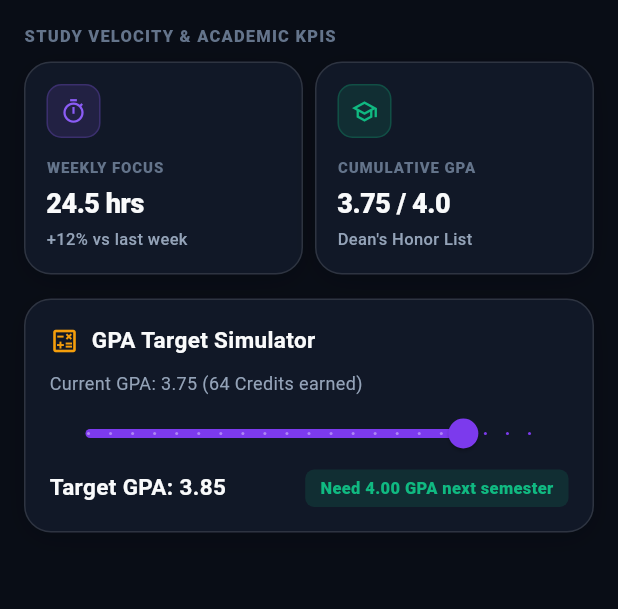
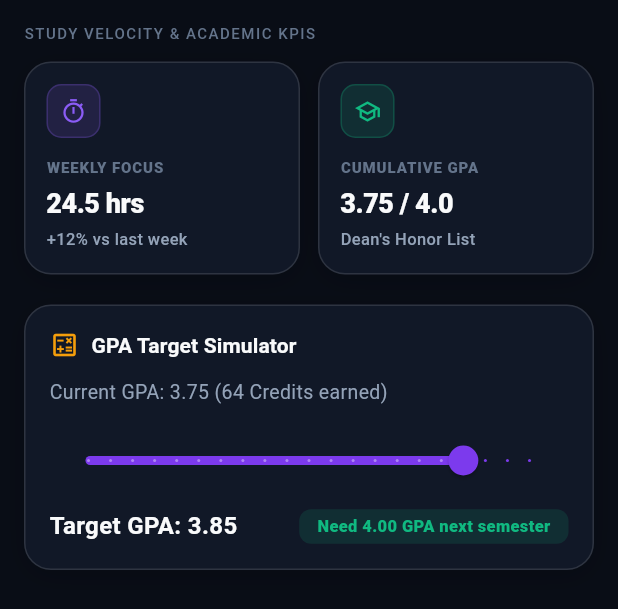
Before and after one commit to rizzqimln/pocketsly, a Flutter app: the PerformanceAnalyticsView widget shown alone on an empty page, opened directly, on a phone screen of 412 x 824 dp. Shown: the top 609 px of the screen. Run offline on Flutter 3.47's test engine with Material 3 defaults, Android fonts, the phone set to English and light mode, and no system bars; our stand-ins replace flutter_secure_storage, google_fonts, image_picker, shared_preferences; accounts and stored records are empty; network calls fail.

Commit message:
feat: redesign Labs section with design system, add Performance tab, fix website build, push v1.0.1
- CurriculumView: migrated to design system tokens (AppSpacing, AppTypography, AppButtonStyles, AppInputStyles, AppSemanticColors)
- Added 9th PerformanceAnalyticsView tab (wired in)
- Added AutomaticKeepAliveClientMixin to preserve tab state (quiz progress, SQL results, sort animations)
- Removed emoji from tab labels (moved to content headers for a11y)
- Fixed preset chips: Material-wrapped, 48px touch targets, proper ripple feedback
- Updated _SqlD1SandboxComponent with design system tokens
- Updated PerformanceAnalyticsView with design system tokens
- Fixed website static build (python3 scripts/build.py)
- Built release APK (54.5 MB)

Court verdict: GO (7.7/10) - conditional on scope limits

```diff
--- a/mobile/lib/views/curriculum/performance_analytics_view.dart
+++ b/mobile/lib/views/curriculum/performance_analytics_view.dart
@@ -1,5 +1,6 @@
 import 'package:flutter/material.dart';
 import '../../core/theme/app_colors.dart';
+import '../../core/theme/design_system.dart';
 import '../../widgets/glass_card.dart';
 import '../../widgets/kpi_card.dart';
 
@@ -25,15 +26,19 @@ class _PerformanceAnalyticsViewState extends State<PerformanceAnalyticsView> {
 
   @override
   Widget build(BuildContext context) {
+    final canAchieve = _requiredNextGpa <= 4.0;
+    final statusColor = canAchieve ? AppSemanticColors.success : AppSemanticColors.danger;
+
     return ListView(
-      padding: const EdgeInsets.all(16),
+      padding: const EdgeInsets.all(AppSpacing.screenPadding),
       children: [
-        const Text(
+        Text(
           'STUDY VELOCITY & ACADEMIC KPIS',
-          style: TextStyle(color: AppColors.textMuted, fontSize: 11, fontWeight: FontWeight.w800, letterSpacing: 0.8),
+          style: AppTypography.overline.copyWith(color: AppSemanticColors.textMuted),
         ),
-        const SizedBox(height: 8),
-        const Row(
+        const SizedBox(height: AppSpacing.md),
+
+        Row(
           children: [
             Expanded(
               child: KpiCard(
@@ -44,64 +49,74 @@ class _PerformanceAnalyticsViewState extends State<PerformanceAnalyticsView> {
                 iconColor: AppColors.primaryLight,
               ),
             ),
-            SizedBox(width: 8),
+            const SizedBox(width: AppSpacing.md),
             Expanded(
               child: KpiCard(
                 title: 'Cumulative GPA',
                 value: '3.75 / 4.0',
                 subtitle: "Dean's Honor List",
                 icon: Icons.school_outlined,
-                iconColor: AppColors.success,
+                iconColor: AppSemanticColors.success,
               ),
             ),
           ],
         ),
-        const SizedBox(height: 16),
+        const SizedBox(height: AppSpacing.xl),
 
         // ── GPA Target Simulator ─────────────────────────────────────────────
         GlassCard(
           child: Column(
             crossAxisAlignment: CrossAxisAlignment.start,
             children: [
-              const Row(
+              Row(
                 children: [
-                  Icon(Icons.calculate_outlined, color: AppColors.warning, size: 20),
-                  SizedBox(width: 8),
+                  Icon(Icons.calculate_outlined, color: AppSemanticColors.warning, size: 20),
+                  const SizedBox(width: AppSpacing.sm),
                   Text(
                     'GPA Target Simulator',
-                    style: TextStyle(fontWeight: FontWeight.w700, color: AppColors.textPrimary, fontSize: 15),
+                    style: AppTypography.subheading.copyWith(color: AppSemanticColors.textPrimary),
                   ),
                 ],
               ),
-              const SizedBox(height: 8),
+              const SizedBox(height: AppSpacing.md),
               Text(
                 'Current GPA: ${_currentGpa.toStringAsFixed(2)} (${_currentCredits.toInt()} Credits earned)',
-                style: const TextStyle(color: AppColors.textSecondary, fontSize: 12),
+                style: AppTypography.bodySmall.copyWith(color: AppSemanticColors.textSecondary),
               ),
+              const SizedBox(height: AppSpacing.md),
               Slider(
                 value: _targetGpa,
                 min: 3.0,
                 max: 4.0,
                 divisions: 20,
-                activeColor: AppColors.primary,
+                activeColor: AppSemanticColors.primary,
                 label: _targetGpa.toStringAsFixed(2),
                 onChanged: (val) => setState(() => _targetGpa = val),
               ),
+              const SizedBox(height: AppSpacing.sm),
               Row(
                 mainAxisAlignment: MainAxisAlignment.spaceBetween,
                 children: [
-                  Text('Target GPA: ${_targetGpa.toStringAsFixed(2)}', style: const TextStyle(fontWeight: FontWeight.w700, color: AppColors.textPrimary)),
+                  Text(
+                    'Target GPA: ${_targetGpa.toStringAsFixed(2)}',
+                    style: AppTypography.bodyLarge.copyWith(
+                      color: AppSemanticColors.textPrimary,
+                      fontWeight: FontWeight.w700,
+                    ),
+                  ),
                   Container(
-                    padding: const EdgeInsets.symmetric(horizontal: 10, vertical: 4),
+                    padding: const EdgeInsets.symmetric(
+                      horizontal: AppSpacing.md,
+                      vertical: AppSpacing.xs,
+                    ),
                     decoration: BoxDecoration(
-                      color: _requiredNextGpa <= 4.0 ? AppColors.success.withAlpha(35) : AppColors.danger.withAlpha(35),
-                      borderRadius: BorderRadius.circular(6),
+                      color: statusColor.withAlpha(35),
+                      borderRadius: BorderRadius.circular(AppSpacing.radiusSm),
                     ),
                     child: Text(
                       'Need ${_requiredNextGpa.toStringAsFixed(2)} GPA next semester',
-                      style: TextStyle(
-                        color: _requiredNextGpa <= 4.0 ? AppColors.success : AppColors.danger,
-                        fontSize: 11,
+                      style: AppTypography.caption.copyWith(
+                        color: statusColor,
                         fontWeight: FontWeight.w800,
                       ),
                     ),
```
Also changed, not shown: mobile/lib/views/curriculum/curriculum_view.dart (+153 -80 lines).
